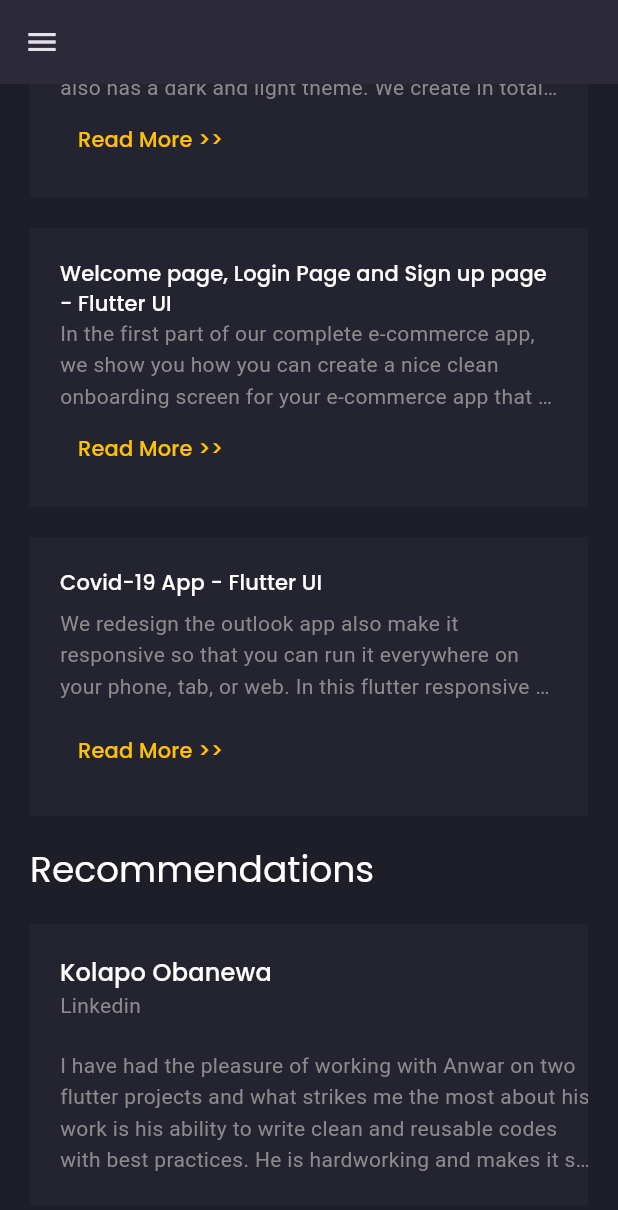
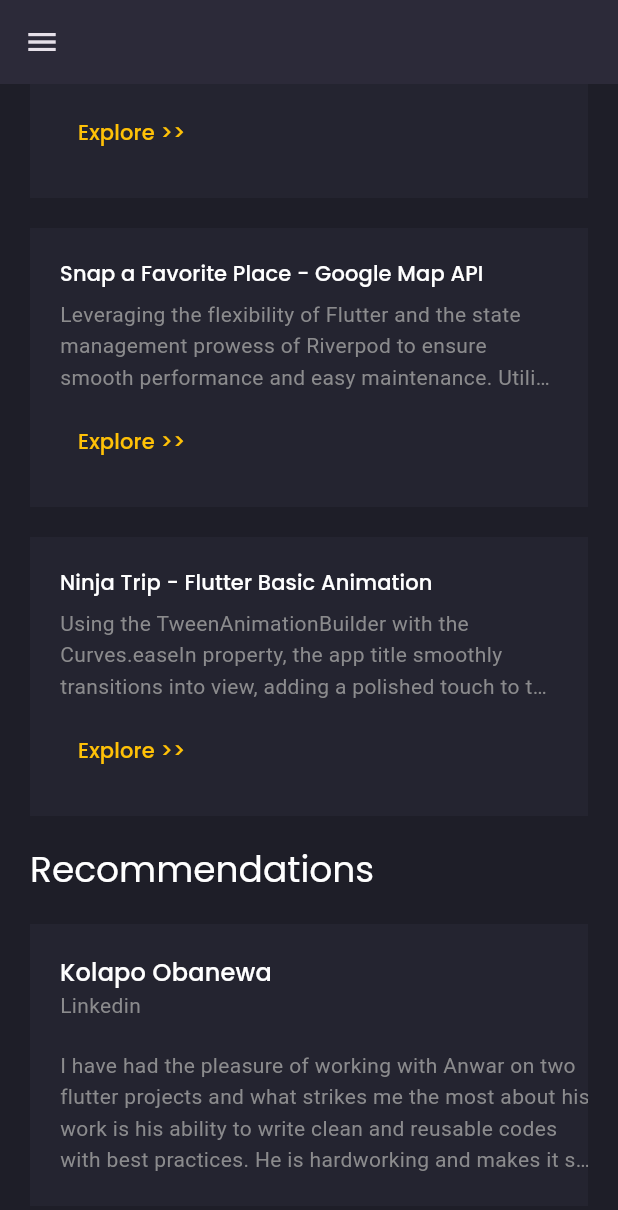
Before and after one commit to Mdsadiq03/Flutter-Portfolio, a Flutter app: the screen it shows after launch, scrolled down 1028 dp, on a phone screen of 412 x 824 dp. Shown: the top 1210 px of the screen. Run offline on Flutter 3.47's test engine with Material 3 defaults, Android fonts, the phone set to English and light mode, and no system bars; our stand-ins replace animated_text_kit, flutter_svg, google_fonts.

Commit message:
Text Data changed

```diff
--- a/portfolio/lib/models/Project.dart
+++ b/portfolio/lib/models/Project.dart
@@ -6,33 +6,33 @@ class Project {
 
 List<Project> demo_projects = [
   Project(
-    title: "Responsive Admin Panel or Dashboard - Flutter UI",
+    title: "Expense Tracker - Dark and Light Theme",
     description:
-        "On Flutter V2.* web officially supported on a stable branch. Today I share an Admin panel or you can call it dashboard UI build with flutter. Now you can build your app dashboard using flutter. This dashboard contains almost everything that you need like a chart, table, nice small card for showing info.",
+        "Custom color schemes and themes for a visually pleasing experience. Interactive charts visually represent spending habits and categories. Responsive layout ensures seamless usage across devices.",
   ),
   Project(
-    title: "E-Commerce Complate App - Flutter UI",
+    title: "Meals App - Customizable Filters",
     description:
-        "In the first part of our complete e-commerce app, we show you how you can create a nice clean onboarding screen for your e-commerce app that can run both Andriod and iOS devices because it builds with flutter. Then on the second episode, we build a Sign in, Forgot Password screen with a custom error indicator.",
+        "Offers an intuitive interface to explore diverse meal categories and ensuring an engaging user experience. Customizable filters and seamless navigation, users can suit their preferences effortlessly. Utilizing advanced UI components, the app delivers smooth transitions and enhancing user interaction.",
   ),
   Project(
-    title: "Outlook Email App Redesign - Flutter Fully Responsive Design UI",
+    title: "Shopping list - Firebase Realtime Database",
     description:
-        "We redesign the outlook app also make it responsive so that you can run it everywhere on your phone, tab, or web. In this flutter responsive video, we will show you the real power of flutter. Make mobile, web, and desktop app from a single codebase.",
+        "Grocery Management provides a user-friendly interface for adding, removing, and viewing grocery items. Real-Time Sync of Integration with Firebase Realtime Database for instant updates and reliable data storage. Customizable Categories allows users to classify and manage their grocery items efficiently.",
   ),
   Project(
-    title: "Chat/Messaging App Light and Dark Theme - Flutter UI",
+    title: "Food Delivery App - Flutter UI",
     description:
-        "Today we gonna build messing/chat app #ui using #flutter that runs both Android and iOS devices also has a dark and light theme. We create in total 4 screens all of that support both Dark Theme and Light Theme. At first, we design a welcome screen that contains an image with a tag line also has a skip button.",
+        "Leveraged Flutter's powerful UI toolkit to create a responsive and visually appealing interface.Integrated RxDart for handling reactive programming, making the app more efficient. Each food item is displayed with an image, name, and price. Tap to add to cart. Efficiently managing state across various components using the Bloc pattern.",
   ),
   Project(
-    title: "Welcome page, Login Page and Sign up page - Flutter UI",
+    title: "Snap a Favorite Place - Google Map API",
     description:
-        "In the first part of our complete e-commerce app, we show you how you can create a nice clean onboarding screen for your e-commerce app that can run both Andriod and iOS devices because it builds with flutter. Then on the second episode, we build a Sign in, Forgot Password screen with a custom error indicator.",
+        "Leveraging the flexibility of Flutter and the state management prowess of Riverpod to ensure smooth performance and easy maintenance. Utilizing SQLite to securely store and manage user-generated content, ensuring seamless access to cherished memories. Combined the power of Flutter, Riverpod, Google Fonts, and Google Maps to create a seamless user experience",
   ),
   Project(
-    title: "Covid-19 App - Flutter UI",
+    title: "Ninja Trip - Flutter Basic Animation",
     description:
-        "We redesign the outlook app also make it responsive so that you can run it everywhere on your phone, tab, or web. In this flutter responsive video, we will show you the real power of flutter. Make mobile, web, and desktop app from a single codebase.",
+        "Using the TweenAnimationBuilder with the Curves.easeIn property, the app title smoothly transitions into view, adding a polished touch to the user experience. Leveraging the Hero class, I’ve created seamless transitions between different screens, ensuring a fluid navigation experience.",
   ),
 ];
--- a/portfolio/lib/screens/home/components/home_banner.dart
+++ b/portfolio/lib/screens/home/components/home_banner.dart
@@ -90,9 +90,9 @@ class MyBuildAnimatedText extends StatelessWidget {
           Text('I build '),
           AnimatedTextKit(
             animatedTexts: [
-              TyperAnimatedText('responsive web and mobile app'),
-              TyperAnimatedText('e-Commerce app UI'),
-              TyperAnimatedText('chat app with dark and light theme'),
+              TyperAnimatedText('Shopping list with Firebase Realtime Database'),
+              TyperAnimatedText('Food delivery app shows flutter UI'),
+              TyperAnimatedText('Expense Tracker app with dark and light theme'),
             ],
           ),
           if(!Responsive.isMobileLarge(context)) SizedBox(
--- a/portfolio/lib/screens/home/components/project_card.dart
+++ b/portfolio/lib/screens/home/components/project_card.dart
@@ -36,7 +36,7 @@ class ProjectCard extends StatelessWidget {
           TextButton(
             onPressed: () {},
             child: const Text(
-              'Read More >>',
+              'Explore >>',
               style: TextStyle(color: primaryColor),
             ),
           ),
```
